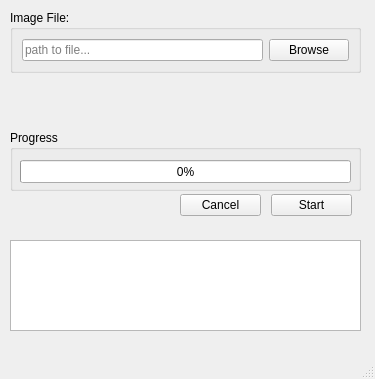
emlid/edge-firmware-updater, file mainwindow.ui: the form before one commit.
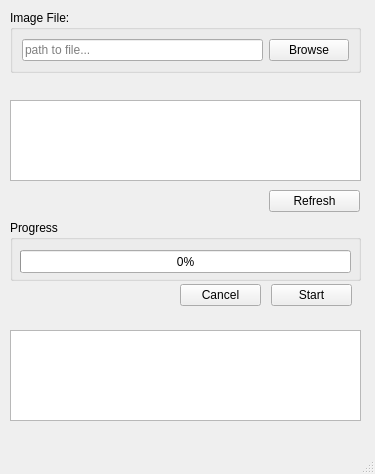
The form after the commit.

Commit message:
added widgets for representing device list
- QListWidget for representing the list
- QPushButton for refreshing the list

What changed in the file:
```diff
--- a/mainwindow.ui
+++ b/mainwindow.ui
@@ -7,7 +7,7 @@
     <x>0</x>
     <y>0</y>
     <width>375</width>
-    <height>379</height>
+    <height>474</height>
    </rect>
   </property>
   <property name="sizePolicy">
@@ -65,7 +65,7 @@
     <property name="geometry">
      <rect>
       <x>180</x>
-      <y>190</y>
+      <y>280</y>
       <width>172</width>
       <height>31</height>
      </rect>
@@ -100,7 +100,7 @@
     <property name="geometry">
      <rect>
       <x>10</x>
-      <y>130</y>
+      <y>220</y>
       <width>351</width>
       <height>61</height>
      </rect>
@@ -129,7 +129,7 @@
     <property name="geometry">
      <rect>
       <x>10</x>
-      <y>240</y>
+      <y>330</y>
       <width>351</width>
       <height>91</height>
      </rect>
@@ -138,6 +138,32 @@
      <string/>
     </property>
    </widget>
+   <widget class="QListWidget" name="lwDeviceList">
+    <property name="geometry">
+     <rect>
+      <x>10</x>
+      <y>100</y>
+      <width>351</width>
+      <height>81</height>
+     </rect>
+    </property>
+    <property name="midLineWidth">
+     <number>-3</number>
+    </property>
+   </widget>
+   <widget class="QPushButton" name="refreshButton">
+    <property name="geometry">
+     <rect>
+      <x>269</x>
+      <y>190</y>
+      <width>91</width>
+      <height>22</height>
+     </rect>
+    </property>
+    <property name="text">
+     <string>Refresh</string>
+    </property>
+   </widget>
   </widget>
   <widget class="QMenuBar" name="menubar">
    <property name="geometry">
```
